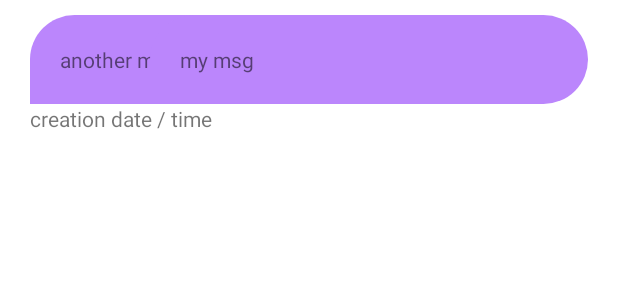
After one commit to kapymessenger/Kapy, an Android app: the layout chat_layout_adapter.xml on its own in the app's theme, with its tools: preview values and no code run, on a phone screen of 412 x 824 dp. The commit adds this screen. Shown: the top 300 px of the screen. Run offline under Robolectric (Android 15) with nearby library versions, the phone set to English and light mode, and no system bars.

Commit message:
Chat implementation part 2: chat activity

```diff
--- a/app/src/main/java/org/kapyteam/messenger/model/Message.kt
+++ b/app/src/main/java/org/kapyteam/messenger/model/Message.kt
@@ -9,6 +9,5 @@ data class Message(
     val sender: String,
     val receiver: String,
     val createTime: String,
-    val dialog: String,
-    val read: Boolean
+    val content: String
 )
--- /dev/null
+++ b/app/src/main/res/drawable/another_message.xml
@@ -0,0 +1,12 @@
+<?xml version="1.0" encoding="utf-8"?><!--
+  ~ This file is a part of Kapy Messenger project.
+  ~ Original link: https://github.com/kapymessenger/Kapy
+  -->
+
+<shape xmlns:android="http://schemas.android.com/apk/res/android" android:shape="rectangle">
+    <solid android:color="@color/purple_200"/>
+    <corners
+        android:topLeftRadius="50dp"
+        android:topRightRadius="50dp"
+        android:bottomRightRadius="50dp"/>
+</shape>
--- a/app/src/main/res/layout/activity_chat.xml
+++ b/app/src/main/res/layout/activity_chat.xml
@@ -85,6 +85,7 @@
             android:importantForAutofill="no" />
 
         <ImageView
+            android:id="@+id/send_btn"
             android:layout_width="50dp"
             android:layout_height="50dp"
             android:layout_alignParentEnd="true"
--- /dev/null
+++ b/app/src/main/res/layout/chat_layout_adapter.xml
@@ -0,0 +1,54 @@
+<?xml version="1.0" encoding="utf-8"?>
+<!--
+  ~ This file is a part of Kapy Messenger project.
+  ~ Original link: https://github.com/kapymessenger/Kapy
+  -->
+
+<RelativeLayout xmlns:android="http://schemas.android.com/apk/res/android"
+    android:layout_height="match_parent"
+    android:layout_width="match_parent">
+
+    <RelativeLayout
+        android:layout_marginTop="10dp"
+        android:layout_width="match_parent"
+        android:layout_height="wrap_content">
+
+        <LinearLayout
+            android:layout_width="match_parent"
+            android:layout_height="wrap_content"
+            android:orientation="vertical"
+            android:layout_marginEnd="100dp"
+            android:layout_marginStart="20dp">
+
+            <TextView
+                android:layout_width="match_parent"
+                android:layout_height="wrap_content"
+                android:background="@drawable/another_message"
+                android:padding="20dp"
+                android:text="another msg" />
+            <TextView
+                android:layout_width="wrap_content"
+                android:layout_height="wrap_content"
+                android:text="creation date / time"/>
+        </LinearLayout>
+
+        <LinearLayout
+            android:layout_width="match_parent"
+            android:layout_alignParentEnd="true"
+            android:layout_marginEnd="20dp"
+            android:layout_height="wrap_content"
+            android:orientation="vertical"
+            android:layout_marginStart="100dp">
+
+            <TextView
+                android:layout_width="match_parent"
+                android:layout_height="wrap_content"
+                android:background="@drawable/another_message"
+                android:padding="20dp"
+                android:text="my msg" />
+        </LinearLayout>
+
+    </RelativeLayout>
+
+
+</RelativeLayout>
```
Also changed, not shown: app/src/main/java/org/kapyteam/messenger/activity/ChatActivity.kt (+28 -0 lines), app/src/main/java/org/kapyteam/messenger/component/chat/ChatAdapter.kt (added, +32 -0 lines), app/src/main/res/drawable/self_message.xml (added, +12 -0 lines).
